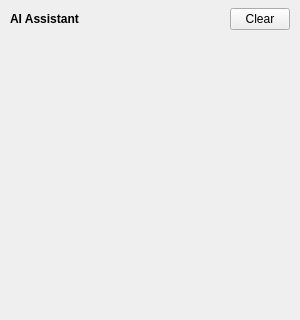
openscad/openscad, file src/gui/ai/ChatWidget.ui: the form before one commit; both pictures show x 0 to 300 and y 0 to 320 of the 300 by 500 pixel window.
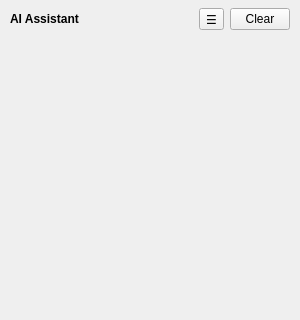
The form after the commit. Custom widgets are drawn as their Qt base class.

Commit message:
Add chat export/import and context window management
Implement sliding window context management to limit conversation history based on configurable context_limit parameter (default 10 turns). Add OpenSCAD reference documentation to system prompt including 3D/2D primitives, transforms, and available tools.

Add chat history export/import in JSON format and copy-as-markdown functionality via new menu button. Exclude context management parameters (system_prompt, default_prompt, context_limit) from API payloads.

Diff of the .ui file:
```diff
--- a/src/gui/ai/ChatWidget.ui
+++ b/src/gui/ai/ChatWidget.ui
@@ -69,6 +69,25 @@
         </property>
        </spacer>
       </item>
+      <item>
+       <widget class="QToolButton" name="menuButton">
+        <property name="maximumSize">
+         <size>
+          <width>28</width>
+          <height>16777215</height>
+         </size>
+        </property>
+        <property name="toolTip">
+         <string>Chat options</string>
+        </property>
+        <property name="text">
+         <string>&#x2630;</string>
+        </property>
+        <property name="popupMode">
+         <enum>QToolButton::InstantPopup</enum>
+        </property>
+       </widget>
+      </item>
       <item>
        <widget class="QPushButton" name="clearButton">
         <property name="maximumSize">
```
The commit also changes 6 other files.
